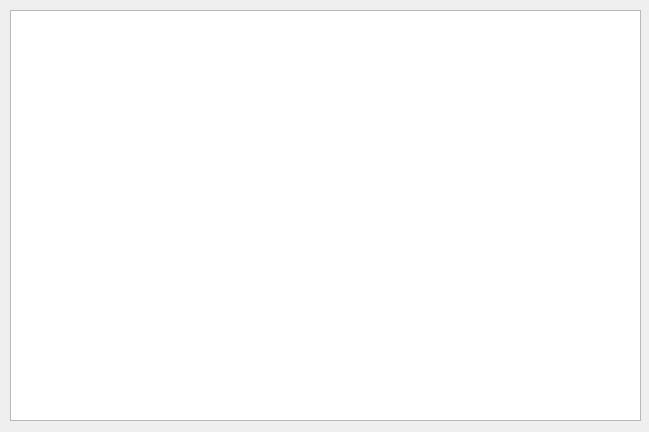
Qt form resultwidget.ui (vince7839/GmsAutoTool) before a commit.
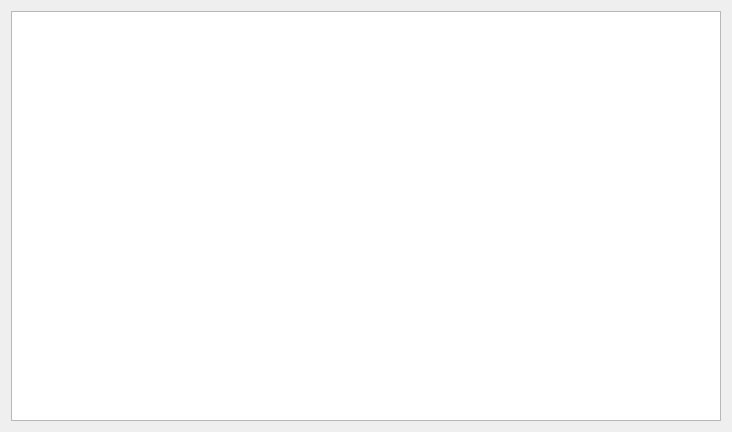
The same form after that commit.

Commit message: 增加result表格详细信息

```diff
--- a/resultwidget.ui
+++ b/resultwidget.ui
@@ -6,23 +6,18 @@
    <rect>
     <x>0</x>
     <y>0</y>
-    <width>649</width>
+    <width>732</width>
     <height>432</height>
    </rect>
   </property>
   <property name="windowTitle">
    <string>Form</string>
   </property>
-  <widget class="QTableWidget" name="result_table_widget">
-   <property name="geometry">
-    <rect>
-     <x>10</x>
-     <y>10</y>
-     <width>631</width>
-     <height>411</height>
-    </rect>
-   </property>
-  </widget>
+  <layout class="QVBoxLayout" name="verticalLayout">
+   <item>
+    <widget class="QTableWidget" name="result_table_widget"/>
+   </item>
+  </layout>
  </widget>
  <resources/>
  <connections/>
```
The commit also changes 5 other files.
